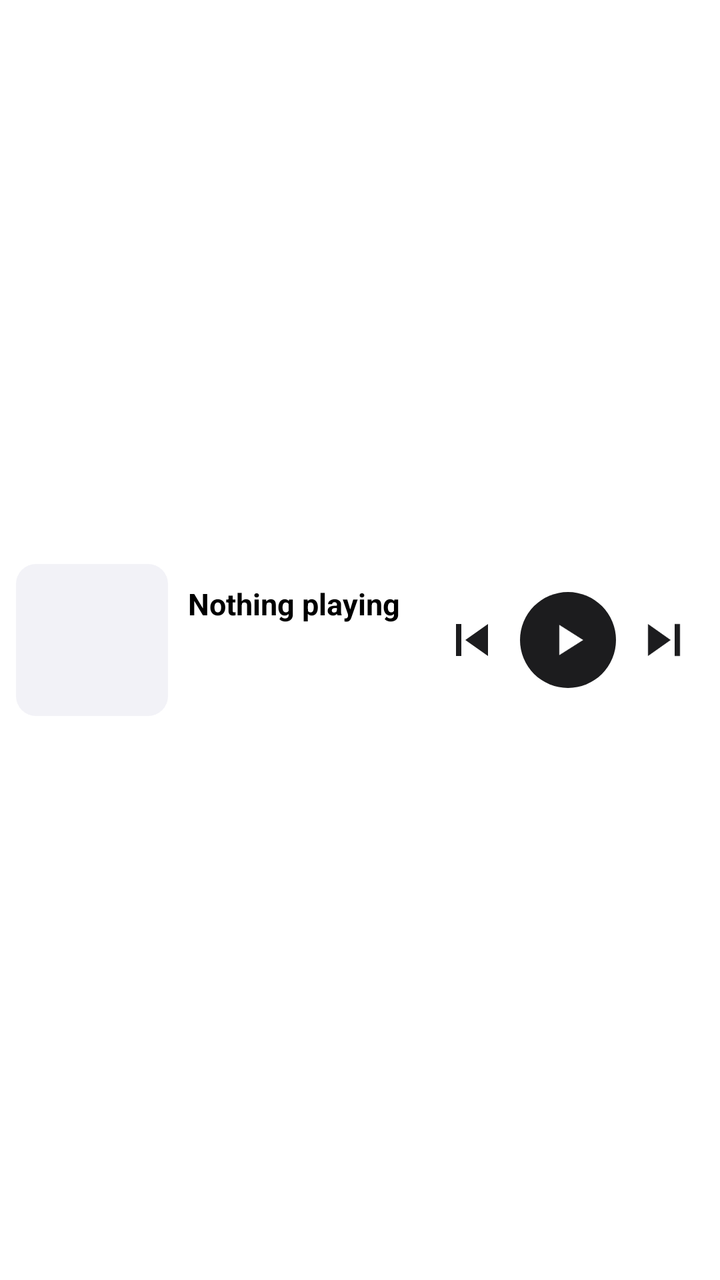
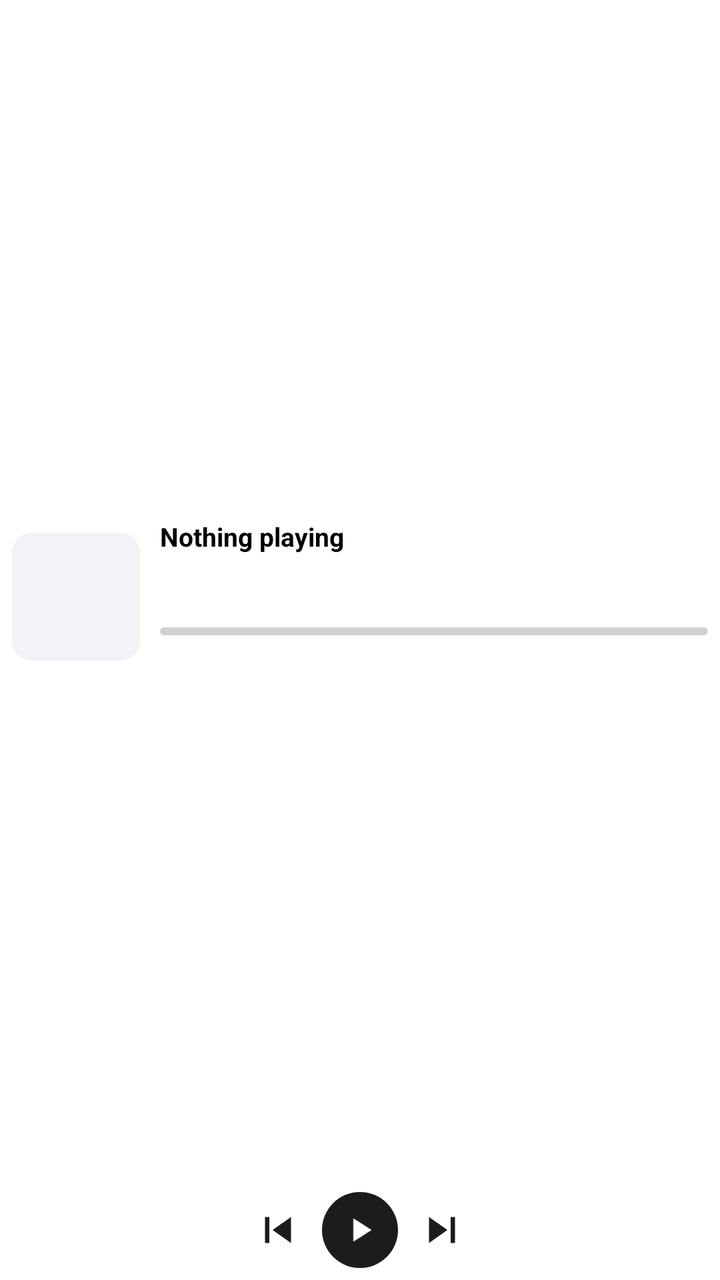

Screens rendered from an Android XML layout before and after an edit, with the pre-edit source and the edit as a unified diff.
<!-- AndroidManifest.xml: fallback theme Theme.MaterialComponents.DayNight.NoActionBar -->
<!-- res/layout/widget_player_4x2.xml -->
<?xml version="1.0" encoding="utf-8"?>
<LinearLayout xmlns:android="http://schemas.android.com/apk/res/android"
    android:id="@+id/widget_root"
    android:layout_width="match_parent"
    android:layout_height="match_parent"
    android:background="@drawable/widget_background"
    android:orientation="horizontal"
    android:gravity="center_vertical"
    android:padding="8dp">

    <ImageView
        android:id="@+id/widget_cover"
        android:layout_width="76dp"
        android:layout_height="76dp"
        android:background="@drawable/widget_cover_background"
        android:contentDescription="@string/widget_cover"
        android:scaleType="centerCrop" />

    <LinearLayout
        android:layout_width="0dp"
        android:layout_height="wrap_content"
        android:layout_weight="1"
        android:layout_marginStart="10dp"
        android:layout_marginEnd="4dp"
        android:orientation="vertical">

        <TextView
            android:id="@+id/widget_title"
            android:layout_width="match_parent"
            android:layout_height="wrap_content"
            android:ellipsize="end"
            android:fontFamily="sans-serif"
            android:includeFontPadding="false"
            android:maxLines="1"
            android:singleLine="true"
            android:text="@string/widget_empty_title"
            android:textColor="@color/widget_text_primary"
            android:textSize="15sp"
            android:textStyle="bold" />

        <TextView
            android:id="@+id/widget_artist"
            android:layout_width="match_parent"
            android:layout_height="wrap_content"
            android:layout_marginTop="2dp"
            android:ellipsize="end"
            android:fontFamily="sans-serif"
            android:includeFontPadding="false"
            android:maxLines="1"
            android:singleLine="true"
            android:textColor="@color/widget_text_secondary"
            android:textSize="12sp" />

        <TextView
            android:id="@+id/widget_lyric"
            android:layout_width="match_parent"
            android:layout_height="wrap_content"
            android:layout_marginTop="5dp"
            android:ellipsize="end"
            android:fontFamily="sans-serif"
            android:includeFontPadding="false"
            android:maxLines="1"
            android:singleLine="true"
            android:textColor="@color/widget_text_secondary"
            android:textSize="12sp" />
    </LinearLayout>

    <ImageButton
        android:id="@+id/widget_prev"
        android:layout_width="40dp"
        android:layout_height="40dp"
        android:background="@drawable/widget_button_background"
        android:contentDescription="@string/widget_action_previous"
        android:padding="4dp"
        android:scaleType="fitCenter"
        android:src="@drawable/ic_widget_skip_previous" />

    <ImageButton
        android:id="@+id/widget_toggle"
        android:layout_width="48dp"
        android:layout_height="48dp"
        android:layout_marginStart="4dp"
        android:layout_marginEnd="4dp"
        android:background="@drawable/widget_play_button_background"
        android:contentDescription="@string/widget_action_play"
        android:padding="11dp"
        android:scaleType="fitCenter"
        android:src="@drawable/ic_widget_play_filled" />

    <ImageButton
        android:id="@+id/widget_next"
        android:layout_width="40dp"
        android:layout_height="40dp"
        android:background="@drawable/widget_button_background"
        android:contentDescription="@string/widget_action_next"
        android:padding="4dp"
        android:scaleType="fitCenter"
        android:src="@drawable/ic_widget_skip_next" />
</LinearLayout>
<!-- resources referenced by this layout -->
<resources>
  <color name="widget_text_primary">#FF000000</color>
  <color name="widget_text_secondary">#FF8E8E93</color>
  <!-- drawable ic_widget_play_filled (drawable) -->
  <?xml version="1.0" encoding="utf-8"?>
  <vector xmlns:android="http://schemas.android.com/apk/res/android"
      android:width="24dp"
      android:height="24dp"
      android:viewportWidth="24"
      android:viewportHeight="24"
      android:tint="@color/widget_button_glyph">
      <path
          android:fillColor="#FFFFFFFF"
          android:pathData="M8,5v14l11,-7z" />
  </vector>
  <!-- drawable ic_widget_skip_previous (drawable) -->
  <?xml version="1.0" encoding="utf-8"?>
  <vector xmlns:android="http://schemas.android.com/apk/res/android"
      android:width="24dp"
      android:height="24dp"
      android:viewportWidth="24"
      android:viewportHeight="24"
      android:autoMirrored="true"
      android:tint="@color/widget_icon">
      <path
          android:fillColor="#FFFFFFFF"
          android:pathData="M6,6h2v12H6zm3.5,6l8.5,6V6z" />
  </vector>
  <!-- drawable widget_background (drawable) -->
  <?xml version="1.0" encoding="utf-8"?>
  <shape xmlns:android="http://schemas.android.com/apk/res/android"
      android:shape="rectangle">
      <corners android:radius="22dp" />
      <solid android:color="@color/widget_background" />
  </shape>
  <!-- drawable widget_button_background (drawable) -->
  <?xml version="1.0" encoding="utf-8"?>
  <ripple xmlns:android="http://schemas.android.com/apk/res/android"
      android:color="#1A8E8E93">
      <item android:id="@android:id/mask">
          <shape android:shape="oval">
              <solid android:color="#FFFFFFFF" />
          </shape>
      </item>
  </ripple>
  <!-- drawable widget_cover_background (drawable) -->
  <?xml version="1.0" encoding="utf-8"?>
  <shape xmlns:android="http://schemas.android.com/apk/res/android"
      android:shape="rectangle">
      <corners android:radius="10dp" />
      <solid android:color="@color/widget_cover_placeholder" />
  </shape>
  <!-- drawable widget_play_button_background (drawable) -->
  <?xml version="1.0" encoding="utf-8"?>
  <ripple xmlns:android="http://schemas.android.com/apk/res/android"
      android:color="#1A8E8E93">
      <item>
          <shape android:shape="oval">
              <solid android:color="@color/widget_button_fill" />
          </shape>
      </item>
  </ripple>
  <string name="widget_action_next">Next</string>
  <string name="widget_action_play">Play</string>
  <string name="widget_action_previous">Previous</string>
  <string name="widget_cover">Album cover</string>
  <string name="widget_empty_title">Nothing playing</string>
  <color name="widget_button_glyph">#FFFFFFFF</color>
  <color name="widget_icon">#FF1C1C1E</color>
  <color name="widget_background">#FFFFFFFF</color>
  <color name="widget_cover_placeholder">#FFF2F2F7</color>
  <color name="widget_button_fill">#FF1C1C1E</color>
  <!-- unchanged entries left out for length: 1 -->
</resources>

<!-- the commit's change to res/layout/widget_player_4x2.xml (unified diff, before → after) -->
@@ -4,96 +4,212 @@
     android:layout_width="match_parent"
     android:layout_height="match_parent"
     android:background="@drawable/widget_background"
-    android:orientation="horizontal"
-    android:gravity="center_vertical"
-    android:padding="8dp">
-
-    <ImageView
-        android:id="@+id/widget_cover"
-        android:layout_width="76dp"
-        android:layout_height="76dp"
-        android:background="@drawable/widget_cover_background"
-        android:contentDescription="@string/widget_cover"
-        android:scaleType="centerCrop" />
+    android:orientation="vertical"
+    android:padding="6dp">
 
     <LinearLayout
-        android:layout_width="0dp"
+        android:layout_width="match_parent"
+        android:layout_height="0dp"
+        android:layout_weight="1"
+        android:gravity="center_vertical"
+        android:orientation="horizontal">
+
+        <ImageView
+            android:id="@+id/widget_cover"
+            android:layout_width="64dp"
+            android:layout_height="64dp"
+            android:background="@drawable/widget_cover_background"
+            android:contentDescription="@string/widget_cover"
+            android:scaleType="centerCrop" />
+
+        <LinearLayout
+            android:layout_width="0dp"
+            android:layout_height="wrap_content"
+            android:layout_weight="1"
+            android:layout_marginStart="10dp"
+            android:orientation="vertical">
+
+            <TextView
+                android:id="@+id/widget_title"
+                android:layout_width="match_parent"
+                android:layout_height="wrap_content"
+                android:ellipsize="end"
+                android:fontFamily="sans-serif"
+                android:includeFontPadding="false"
+                android:maxLines="1"
+                android:singleLine="true"
+                android:text="@string/widget_empty_title"
+                android:textColor="@color/widget_text_primary"
+                android:textSize="13sp"
+                android:textStyle="bold" />
+
+            <TextView
+                android:id="@+id/widget_artist"
+                android:layout_width="match_parent"
+                android:layout_height="wrap_content"
+                android:layout_marginTop="1dp"
+                android:ellipsize="end"
+                android:fontFamily="sans-serif"
+                android:includeFontPadding="false"
+                android:maxLines="1"
+                android:singleLine="true"
+                android:textColor="@color/widget_text_primary"
+                android:textSize="11sp" />
+
+            <TextView
+                android:id="@+id/widget_lyric"
+                android:layout_width="match_parent"
+                android:layout_height="wrap_content"
+                android:layout_marginTop="1dp"
+                android:ellipsize="end"
+                android:fontFamily="sans-serif"
+                android:includeFontPadding="false"
+                android:maxLines="1"
+                android:singleLine="true"
+                android:textColor="@color/widget_text_secondary"
+                android:textSize="11sp" />
+
+            <FrameLayout
+                android:layout_width="match_parent"
+                android:layout_height="12dp"
+                android:layout_marginTop="5dp">
+
+                <ProgressBar
+                    android:id="@+id/widget_progress"
+                    style="?android:attr/progressBarStyleHorizontal"
+                    android:layout_width="match_parent"
+                    android:layout_height="4dp"
+                    android:layout_gravity="center_vertical"
+                    android:max="1000"
+                    android:progress="0"
+                    android:progressDrawable="@drawable/widget_progress_drawable" />
+
+                <LinearLayout
+                    android:id="@+id/widget_seek_strip"
+                    android:layout_width="match_parent"
+                    android:layout_height="match_parent"
+                    android:orientation="horizontal">
+                    <LinearLayout
+                        android:id="@+id/widget_seek_1"
+                        android:layout_width="0dp"
+                        android:layout_height="match_parent"
+                        android:layout_weight="1" />
+                    <LinearLayout
+                        android:id="@+id/widget_seek_2"
+                        android:layout_width="0dp"
+                        android:layout_height="match_parent"
+                        android:layout_weight="1" />
+                    <LinearLayout
+                        android:id="@+id/widget_seek_3"
+                        android:layout_width="0dp"
+                        android:layout_height="match_parent"
+                        android:layout_weight="1" />
+                    <LinearLayout
+                        android:id="@+id/widget_seek_4"
+                        android:layout_width="0dp"
+                        android:layout_height="match_parent"
+                        android:layout_weight="1" />
+                    <LinearLayout
+                        android:id="@+id/widget_seek_5"
+                        android:layout_width="0dp"
+                        android:layout_height="match_parent"
+                        android:layout_weight="1" />
+                    <LinearLayout
+                        android:id="@+id/widget_seek_6"
+                        android:layout_width="0dp"
+                        android:layout_height="match_parent"
+                        android:layout_weight="1" />
+                    <LinearLayout
+                        android:id="@+id/widget_seek_7"
+                        android:layout_width="0dp"
+                        android:layout_height="match_parent"
+                        android:layout_weight="1" />
+                    <LinearLayout
+                        android:id="@+id/widget_seek_8"
+                        android:layout_width="0dp"
+                        android:layout_height="match_parent"
+                        android:layout_weight="1" />
+                    <LinearLayout
+                        android:id="@+id/widget_seek_9"
+                        android:layout_width="0dp"
+                        android:layout_height="match_parent"
+                        android:layout_weight="1" />
+                    <LinearLayout
+                        android:id="@+id/widget_seek_10"
+                        android:layout_width="0dp"
+                        android:layout_height="match_parent"
+                        android:layout_weight="1" />
+                </LinearLayout>
+            </FrameLayout>
+
+            <LinearLayout
+                android:layout_width="match_parent"
+                android:layout_height="wrap_content"
+                android:layout_marginTop="2dp"
+                android:orientation="horizontal">
+
+                <TextView
+                    android:id="@+id/widget_position"
+                    android:layout_width="0dp"
+                    android:layout_height="wrap_content"
+                    android:layout_weight="1"
+                    android:fontFamily="sans-serif"
+                    android:includeFontPadding="false"
+                    android:maxLines="1"
+                    android:textColor="@color/widget_text_secondary"
+                    android:textSize="10sp" />
+
+                <TextView
+                    android:id="@+id/widget_duration"
+                    android:layout_width="wrap_content"
+                    android:layout_height="wrap_content"
+                    android:fontFamily="sans-serif"
+                    android:includeFontPadding="false"
+                    android:maxLines="1"
+                    android:textColor="@color/widget_text_secondary"
+                    android:textSize="10sp" />
+            </LinearLayout>
+        </LinearLayout>
+    </LinearLayout>
+
+    <LinearLayout
+        android:layout_width="wrap_content"
         android:layout_height="wrap_content"
-        android:layout_weight="1"
-        android:layout_marginStart="10dp"
-        android:layout_marginEnd="4dp"
-        android:orientation="vertical">
-
-        <TextView
-            android:id="@+id/widget_title"
-            android:layout_width="match_parent"
-            android:layout_height="wrap_content"
-            android:ellipsize="end"
-            android:fontFamily="sans-serif"
-            android:includeFontPadding="false"
-            android:maxLines="1"
-            android:singleLine="true"
-            android:text="@string/widget_empty_title"
-            android:textColor="@color/widget_text_primary"
-            android:textSize="15sp"
-            android:textStyle="bold" />
-
-        <TextView
-            android:id="@+id/widget_artist"
-            android:layout_width="match_parent"
-            android:layout_height="wrap_content"
-            android:layout_marginTop="2dp"
-            android:ellipsize="end"
-            android:fontFamily="sans-serif"
-            android:includeFontPadding="false"
-            android:maxLines="1"
-            android:singleLine="true"
-            android:textColor="@color/widget_text_secondary"
-            android:textSize="12sp" />
-
-        <TextView
-            android:id="@+id/widget_lyric"
-            android:layout_width="match_parent"
-            android:layout_height="wrap_content"
-            android:layout_marginTop="5dp"
-            android:ellipsize="end"
-            android:fontFamily="sans-serif"
-            android:includeFontPadding="false"
-            android:maxLines="1"
-            android:singleLine="true"
-            android:textColor="@color/widget_text_secondary"
-            android:textSize="12sp" />
+        android:layout_gravity="center_horizontal"
+        android:layout_marginTop="5dp"
+        android:gravity="center"
+        android:orientation="horizontal">
+
+        <ImageButton
+            android:id="@+id/widget_prev"
+            android:layout_width="32dp"
+            android:layout_height="32dp"
+            android:background="@drawable/widget_button_background"
+            android:contentDescription="@string/widget_action_previous"
+            android:padding="3dp"
+            android:scaleType="fitCenter"
+            android:src="@drawable/ic_widget_skip_previous" />
+
+        <ImageButton
+            android:id="@+id/widget_toggle"
+            android:layout_width="38dp"
+            android:layout_height="38dp"
+            android:layout_marginStart="6dp"
+            android:layout_marginEnd="6dp"
+            android:background="@drawable/widget_play_button_background"
+            android:contentDescription="@string/widget_action_play"
+            android:padding="9dp"
+            android:scaleType="fitCenter"
+            android:src="@drawable/ic_widget_play_filled" />
+
+        <ImageButton
+            android:id="@+id/widget_next"
+            android:layout_width="32dp"
+            android:layout_height="32dp"
+            android:background="@drawable/widget_button_background"
+            android:contentDescription="@string/widget_action_next"
+            android:padding="3dp"
+            android:scaleType="fitCenter"
+            android:src="@drawable/ic_widget_skip_next" />
     </LinearLayout>
-
-    <ImageButton
-        android:id="@+id/widget_prev"
-        android:layout_width="40dp"
-        android:layout_height="40dp"
-        android:background="@drawable/widget_button_background"
-        android:contentDescription="@string/widget_action_previous"
-        android:padding="4dp"
-        android:scaleType="fitCenter"
-        android:src="@drawable/ic_widget_skip_previous" />
-
-    <ImageButton
-        android:id="@+id/widget_toggle"
-        android:layout_width="48dp"
-        android:layout_height="48dp"
-        android:layout_marginStart="4dp"
-        android:layout_marginEnd="4dp"
-        android:background="@drawable/widget_play_button_background"
-        android:contentDescription="@string/widget_action_play"
-        android:padding="11dp"
-        android:scaleType="fitCenter"
-        android:src="@drawable/ic_widget_play_filled" />
-
-    <ImageButton
-        android:id="@+id/widget_next"
-        android:layout_width="40dp"
-        android:layout_height="40dp"
-        android:background="@drawable/widget_button_background"
-        android:contentDescription="@string/widget_action_next"
-        android:padding="4dp"
-        android:scaleType="fitCenter"
-        android:src="@drawable/ic_widget_skip_next" />
 </LinearLayout>
<!-- resource entries referenced after the edit -->
@@ -61,6 +61,24 @@
           </shape>
       </item>
   </ripple>
+  <!-- drawable widget_progress_drawable (drawable) -->
+  <?xml version="1.0" encoding="utf-8"?>
+  <layer-list xmlns:android="http://schemas.android.com/apk/res/android">
+      <item android:id="@android:id/background">
+          <shape android:shape="rectangle">
+              <corners android:radius="2dp" />
+              <solid android:color="@color/widget_progress_track" />
+          </shape>
+      </item>
+      <item android:id="@android:id/progress">
+          <clip>
+              <shape android:shape="rectangle">
+                  <corners android:radius="2dp" />
+                  <solid android:color="@color/widget_progress_fill" />
+              </shape>
+          </clip>
+      </item>
+  </layer-list>
   <string name="widget_action_next">Next</string>
   <string name="widget_action_play">Play</string>
   <string name="widget_action_previous">Previous</string>
@@ -71,6 +89,8 @@
   <color name="widget_background">#FFFFFFFF</color>
   <color name="widget_cover_placeholder">#FFF2F2F7</color>
   <color name="widget_button_fill">#FF1C1C1E</color>
+  <color name="widget_progress_track">#331C1C1E</color>
+  <color name="widget_progress_fill">#FF1C1C1E</color>
   <!-- unchanged entries left out for length: 1 -->
 </resources>
 
